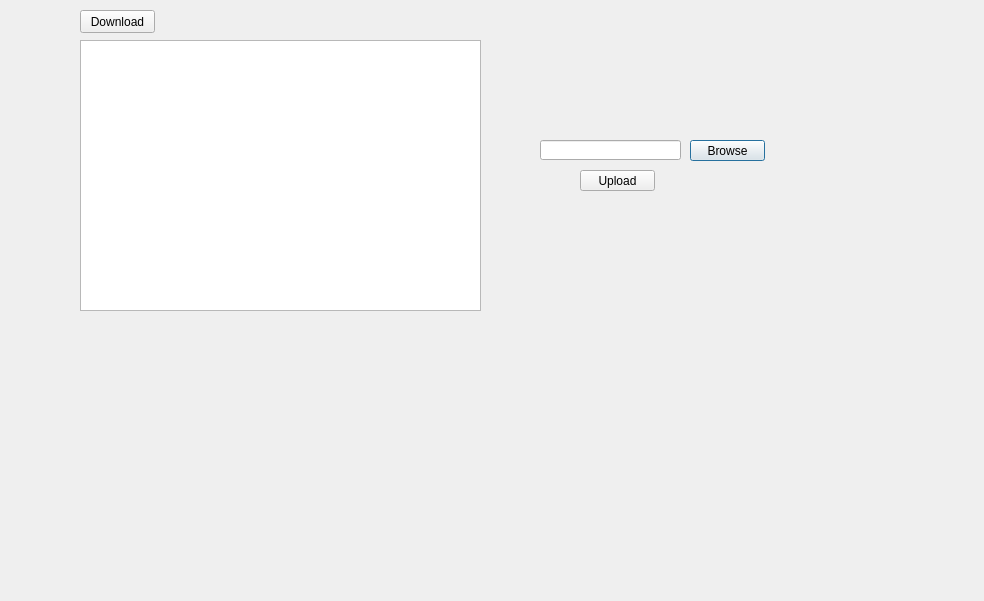
This is App/Juntos/uiFile.ui in workspacerg/Juntos as Qt 5 draws it before an edit. The edited form follows.
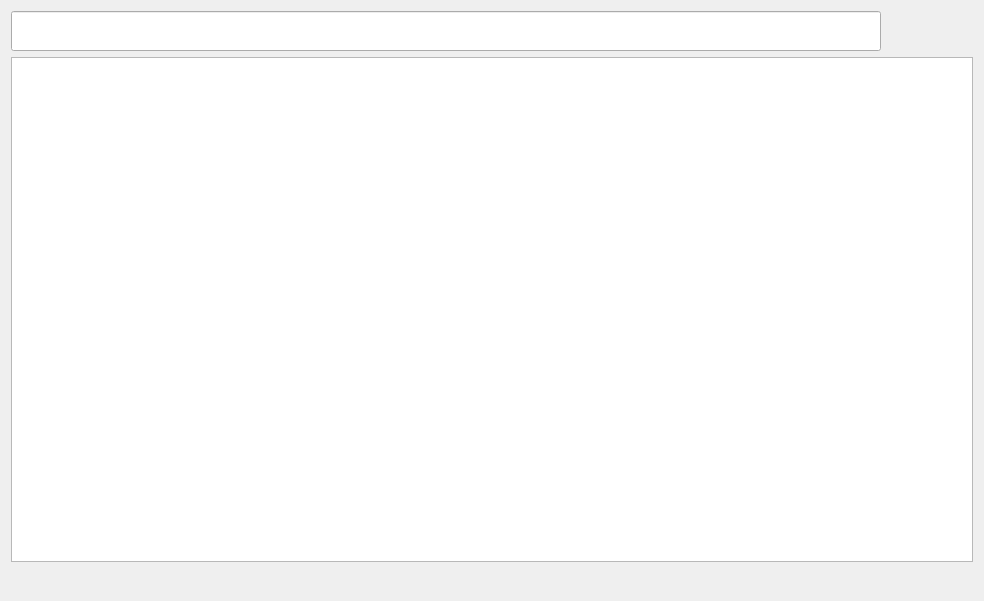
This is the edited form. Icons and pictures are not drawn.

```diff
--- a/App/Juntos/uiFile.ui
+++ b/App/Juntos/uiFile.ui
@@ -13,65 +13,99 @@
   <property name="windowTitle">
    <string>Dialog</string>
   </property>
-  <widget class="QPushButton" name="BrowseButton">
-   <property name="geometry">
-    <rect>
-     <x>690</x>
-     <y>140</y>
-     <width>75</width>
-     <height>21</height>
-    </rect>
-   </property>
-   <property name="text">
-    <string>Browse</string>
-   </property>
-  </widget>
-  <widget class="QPushButton" name="DownloadButton">
-   <property name="geometry">
-    <rect>
-     <x>80</x>
-     <y>10</y>
-     <width>75</width>
-     <height>23</height>
-    </rect>
-   </property>
-   <property name="text">
-    <string>Download</string>
-   </property>
-  </widget>
-  <widget class="QLineEdit" name="lineEdit">
-   <property name="geometry">
-    <rect>
-     <x>540</x>
-     <y>140</y>
-     <width>141</width>
-     <height>20</height>
-    </rect>
-   </property>
-  </widget>
-  <widget class="QPushButton" name="uploadButton">
-   <property name="geometry">
-    <rect>
-     <x>580</x>
-     <y>170</y>
-     <width>75</width>
-     <height>21</height>
-    </rect>
-   </property>
-   <property name="text">
-    <string>Upload</string>
-   </property>
-  </widget>
-  <widget class="QTableWidget" name="tableWidgetShare">
-   <property name="geometry">
-    <rect>
-     <x>80</x>
-     <y>40</y>
-     <width>401</width>
-     <height>271</height>
-    </rect>
-   </property>
-  </widget>
+  <layout class="QVBoxLayout" name="verticalLayout">
+   <item>
+    <layout class="QHBoxLayout" name="horizontalLayout">
+     <item>
+      <widget class="QLineEdit" name="lineEdit">
+       <property name="minimumSize">
+        <size>
+         <width>0</width>
+         <height>40</height>
+        </size>
+       </property>
+       <property name="font">
+        <font>
+         <pointsize>11</pointsize>
+        </font>
+       </property>
+      </widget>
+     </item>
+     <item>
+      <widget class="QPushButton" name="BrowseButton">
+       <property name="text">
+        <string/>
+       </property>
+       <property name="icon">
+        <iconset resource="Images.qrc">
+         <normaloff>:/new/MenuInterface/Ressouces/add_list-512.png</normaloff>:/new/MenuInterface/Ressouces/add_list-512.png</iconset>
+       </property>
+       <property name="iconSize">
+        <size>
+         <width>40</width>
+         <height>40</height>
+        </size>
+       </property>
+       <property name="autoDefault">
+        <bool>false</bool>
+       </property>
+       <property name="flat">
+        <bool>true</bool>
+       </property>
+      </widget>
+     </item>
+     <item>
+      <widget class="QPushButton" name="uploadButton">
+       <property name="text">
+        <string/>
+       </property>
+       <property name="icon">
+        <iconset resource="Images.qrc">
+         <normaloff>:/new/MenuInterface/Ressouces/upload-512.png</normaloff>:/new/MenuInterface/Ressouces/upload-512.png</iconset>
+       </property>
+       <property name="iconSize">
+        <size>
+         <width>40</width>
+         <height>40</height>
+        </size>
+       </property>
+       <property name="autoDefault">
+        <bool>false</bool>
+       </property>
+       <property name="flat">
+        <bool>true</bool>
+       </property>
+      </widget>
+     </item>
+    </layout>
+   </item>
+   <item>
+    <widget class="QTableWidget" name="tableWidgetShare"/>
+   </item>
+   <item>
+    <widget class="QPushButton" name="DownloadButton">
+     <property name="text">
+      <string/>
+     </property>
+     <property name="icon">
+      <iconset resource="Images.qrc">
+       <normaloff>:/new/MenuInterface/Ressouces/downloads-512.png</normaloff>:/new/MenuInterface/Ressouces/downloads-512.png</iconset>
+     </property>
+     <property name="iconSize">
+      <size>
+       <width>40</width>
+       <height>40</height>
+      </size>
+     </property>
+     <property name="autoDefault">
+      <bool>false</bool>
+     </property>
+     <property name="flat">
+      <bool>true</bool>
+     </property>
+    </widget>
+   </item>
+  </layout>
  </widget>
  <resources/>
  <connections/>
```
Left out of the diff: 4 changed lines with no effect on the pictures.
